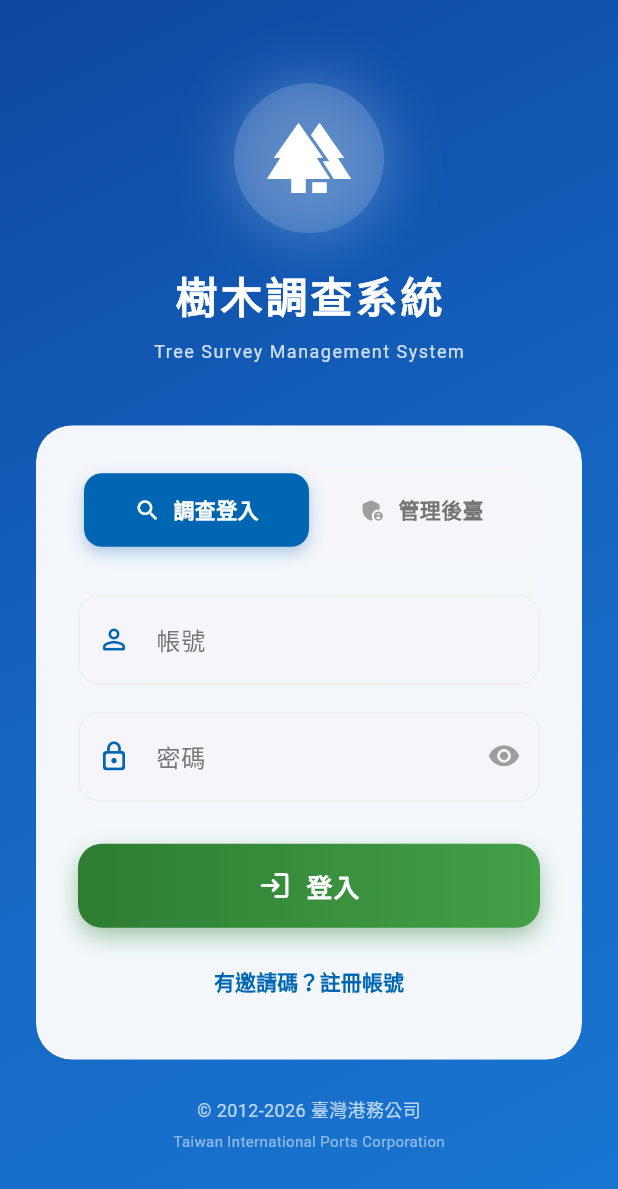
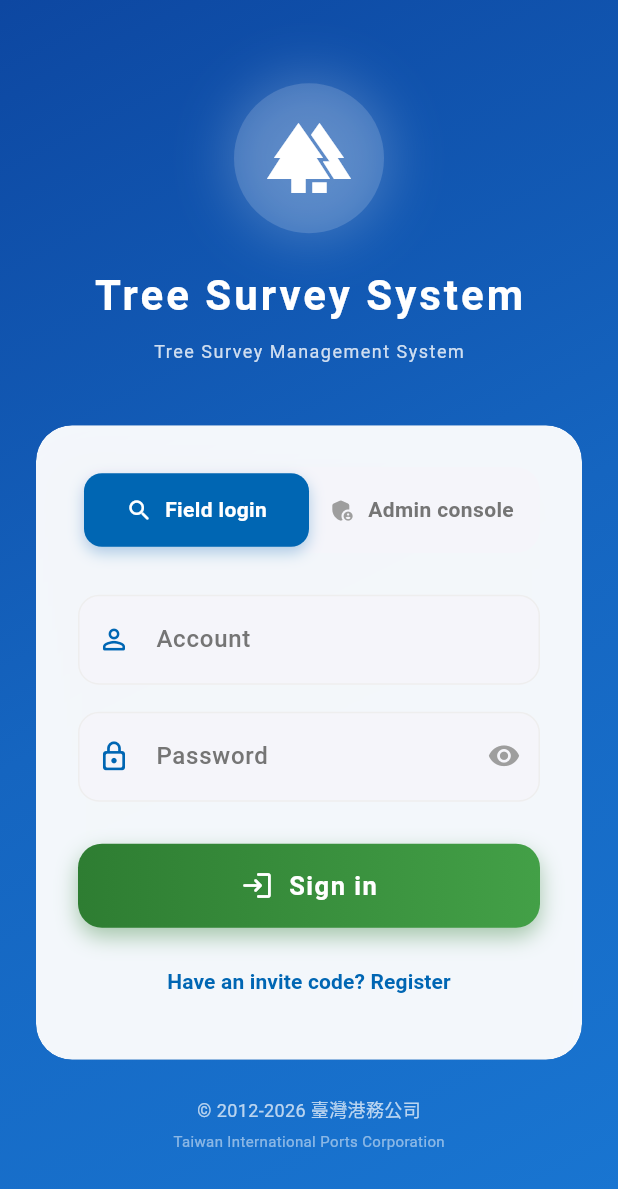
Before and after one commit to icmnlab/tree-project-frontend, a Flutter app: the screen it shows after launch, on a phone screen of 412 x 824 dp. Shown: the top 1189 px of the screen. Run offline on Flutter 3.47's test engine with Material 3 defaults, Android fonts, the phone set to English and light mode, and no system bars; our stand-ins replace camera, connectivity_plus, device_info_plus, dio, file_picker, fl_chart and 12 more; missing offline and left inert: excel, exif, tflite_flutter.

Commit message:
feat: i18n system locale, audit log UI, map bbox load
Locale cycles zh/en/system. Login i18n. Map loads trees on pan/zoom bbox. Admin audit log page.

Co-authored-by: Cursor <cursoragent@cursor.com>

```diff
--- a/lib/l10n/app_strings.dart
+++ b/lib/l10n/app_strings.dart
@@ -120,6 +120,25 @@ class AppStrings {
     'tree_list_loading': '載入樹木資料中…',
     'tree_list_total': '共 {n} 棵',
     'tree_list_load_more': '向下滑動載入更多',
+    'language_system': '跟隨系統',
+    'login_title': '樹木調查系統',
+    'login_subtitle': 'Tree Survey Management System',
+    'login_survey': '調查登入',
+    'login_admin': '管理後臺',
+    'login_account': '帳號',
+    'login_password': '密碼',
+    'login_account_required': '請輸入帳號',
+    'login_password_required': '請輸入密碼',
+    'login_submit': '登入',
+    'login_error': '登入時發生錯誤，請稍後再試',
+    'map_city': '縣市',
+    'map_project': '專案',
+    'map_reload': '重新載入資料',
+    'map_bbox_hint': '拖曳地圖以載入可視範圍內的樹木',
+    'audit_log_title': '稽核日誌',
+    'audit_log_empty': '尚無稽核紀錄',
+    'admin_audit_log': '稽核日誌',
+    'admin_audit_log_sub': '登入、註冊、資料變更紀錄',
   };
 
   static const en = <String, String>{
@@ -245,5 +264,24 @@ class AppStrings {
     'tree_list_loading': 'Loading trees…',
     'tree_list_total': '{n} trees total',
     'tree_list_load_more': 'Scroll down to load more',
+    'language_system': 'Follow system',
+    'login_title': 'Tree Survey System',
+    'login_subtitle': 'Tree Survey Management System',
+    'login_survey': 'Field login',
+    'login_admin': 'Admin console',
+    'login_account': 'Account',
+    'login_password': 'Password',
+    'login_account_required': 'Enter account',
+    'login_password_required': 'Enter password',
+    'login_submit': 'Sign in',
+    'login_error': 'Sign-in failed. Try again later.',
+    'map_city': 'City',
+    'map_project': 'Project',
+    'map_reload': 'Reload map data',
+    'map_bbox_hint': 'Pan the map to load trees in view',
+    'audit_log_title': 'Audit log',
+    'audit_log_empty': 'No audit entries',
+    'admin_audit_log': 'Audit log',
+    'admin_audit_log_sub': 'Login, register, data changes',
   };
 }
--- a/lib/screens/login_page.dart
+++ b/lib/screens/login_page.dart
@@ -117,7 +117,7 @@ class _LoginPageState extends State<LoginPage>
       if (mounted) {
         ScaffoldMessenger.of(context).showSnackBar(
           SnackBar(
-            content: const Text('登入時發生錯誤，請稍後再試'),
+            content: Text(context.tr('login_error')),
             backgroundColor: AppColors.error,
             behavior: SnackBarBehavior.floating,
             shape:
@@ -208,9 +208,9 @@ class _LoginPageState extends State<LoginPage>
           ),
         ),
         const SizedBox(height: 20),
-        const Text(
-          '樹木調查系統',
-          style: TextStyle(
+        Text(
+          context.tr('login_title'),
+          style: const TextStyle(
             fontSize: 28,
             fontWeight: FontWeight.bold,
             color: Colors.white,
@@ -219,7 +219,7 @@ class _LoginPageState extends State<LoginPage>
         ),
         const SizedBox(height: 8),
         Text(
-          'Tree Survey Management System',
+          context.tr('login_subtitle'),
           style: TextStyle(
             fontSize: 12,
             color: Colors.white.withValues(alpha: 0.8),
@@ -263,11 +263,11 @@ class _LoginPageState extends State<LoginPage>
                 // 帳號輸入
                 _buildTextField(
                   controller: _accountController,
-                  label: '帳號',
+                  label: context.tr('login_account'),
                   icon: Icons.person_outline_rounded,
                   validator: (value) {
                     if (value == null || value.isEmpty) {
-                      return '請輸入帳號';
+                      return context.tr('login_account_required');
                     }
                     return null;
                   },
@@ -277,12 +277,12 @@ class _LoginPageState extends State<LoginPage>
                 // 密碼輸入
                 _buildTextField(
                   controller: _passwordController,
-                  label: '密碼',
+                  label: context.tr('login_password'),
                   icon: Icons.lock_outline_rounded,
                   isPassword: true,
                   validator: (value) {
                     if (value == null || value.isEmpty) {
-                      return '請輸入密碼';
+                      return context.tr('login_password_required');
                     }
                     return null;
                   },
@@ -318,7 +318,7 @@ class _LoginPageState extends State<LoginPage>
         children: [
           Expanded(
             child: _buildTypeButton(
-              label: '調查登入',
+              label: context.tr('login_survey'),
               icon: Icons.search_rounded,
               isSelected: _loginType == 'survey',
               onTap: () => setState(() => _loginType = 'survey'),
@@ -326,7 +326,7 @@ class _LoginPageState extends State<LoginPage>
           ),
           Expanded(
             child: _buildTypeButton(
-              label: '管理後臺',
+              label: context.tr('login_admin'),
               icon: Icons.admin_panel_settings_rounded,
               isSelected: _loginType == 'admin',
               onTap: () => setState(() => _loginType = 'admin'),
@@ -496,13 +496,13 @@ class _LoginPageState extends State<LoginPage>
                   valueColor: AlwaysStoppedAnimation<Color>(Colors.white),
                 ),
               )
-            : const Row(
+            : Row(
                 mainAxisAlignment: MainAxisAlignment.center,
                 children: [
-                  Icon(Icons.login_rounded, color: Colors.white, size: 22),
-                  SizedBox(width: 10),
+                  const Icon(Icons.login_rounded, color: Colors.white, size: 22),
+                  const SizedBox(width: 10),
                   Text(
-                    '登入',
+                    context.tr('login_submit'),
                     style: TextStyle(
                       color: Colors.white,
                       fontSize: 17,
--- a/lib/services/locale_service.dart
+++ b/lib/services/locale_service.dart
@@ -10,34 +10,87 @@ class LocaleService extends ChangeNotifier {
   static const _prefKey = 'app_locale_code';
 
   Locale _locale = const Locale('zh', 'TW');
+  /// system | zh | en
+  String _preference = 'system';
 
   Locale get locale => _locale;
+  String get preference => _preference;
 
   bool get isEnglish => _locale.languageCode == 'en';
+  bool get followsSystem => _preference == 'system';
 
   Future<void> load() async {
     final prefs = await SharedPreferences.getInstance();
-    final code = prefs.getString(_prefKey);
-    if (code == 'en') {
-      _locale = const Locale('en');
-    } else {
-      _locale = const Locale('zh', 'TW');
-    }
+    final code = prefs.getString(_prefKey) ?? 'system';
+    _preference = code;
+    _applyPreference(code);
     notifyListeners();
   }
 
-  Future<void> setEnglish(bool english) async {
-    _locale = english ? const Locale('en') : const Locale('zh', 'TW');
+  void _applyPreference(String code) {
+    if (code == 'en') {
+      _locale = const Locale('en');
+      return;
+    }
+    if (code == 'zh') {
+      _locale = const Locale('zh', 'TW');
+      return;
+    }
+    // system
+    final device = WidgetsBinding.instance.platformDispatcher.locale;
+    _locale = device.languageCode == 'en'
+        ? const Locale('en')
+        : const Locale('zh', 'TW');
+  }
+
+  Future<void> setPreference(String mode) async {
+    if (mode != 'system' && mode != 'zh' && mode != 'en') return;
+    _preference = mode;
+    _applyPreference(mode);
     final prefs = await SharedPreferences.getInstance();
-    await prefs.setString(_prefKey, _locale.languageCode);
+    await prefs.setString(_prefKey, mode);
     notifyListeners();
   }
 
-  Future<void> toggle() => setEnglish(!isEnglish);
+  /// 繁中 → English → 系統 → 繁中
+  Future<void> cycleLanguage() async {
+    switch (_preference) {
+      case 'zh':
+        await setPreference('en');
+        break;
+      case 'en':
+        await setPreference('system');
+        break;
+      default:
+        await setPreference('zh');
+    }
+  }
+
+  Future<void> setEnglish(bool english) =>
+      setPreference(english ? 'en' : 'zh');
+
+  Future<void> toggle() => cycleLanguage();
 
   String t(String key) {
     final map = isEnglish ? AppStrings.en : AppStrings.zh;
     return map[key] ?? key;
+  }
+
+  String tParams(String key, Map<String, String> params) {
+    var s = t(key);
+    params.forEach((k, v) => s = s.replaceAll('{$k}', v));
+    return s;
+  }
+
+  String get languageMenuLabel {
+    switch (_preference) {
+      case 'en':
+        return t('language_en');
+      case 'system':
+        return t('language_system');
+      default:
+        return t('language_zh');
+    }
   }
 }
 
```
Also changed, not shown: lib/admin_page.dart (+20 -0 lines), lib/map_page.dart (+40 -14 lines), lib/screens/audit_log_page.dart (added, +134 -0 lines), lib/screens/home_page.dart (+6 -8 lines), lib/services/audit_log_service.dart (added, +15 -0 lines), 1 other file.
